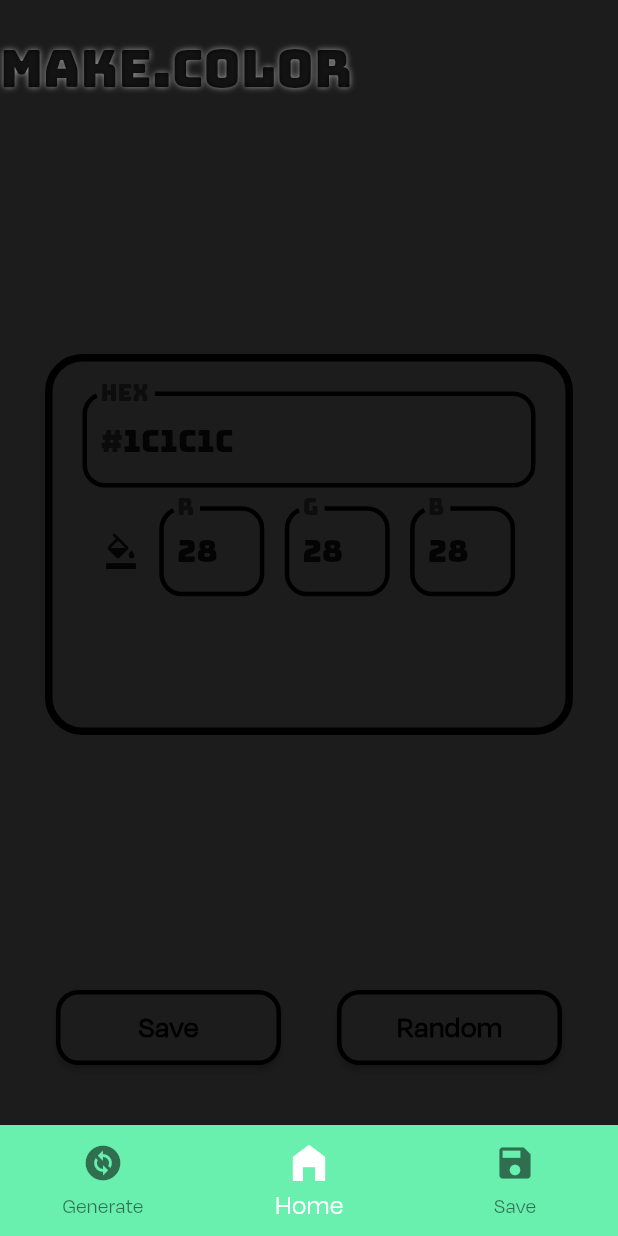
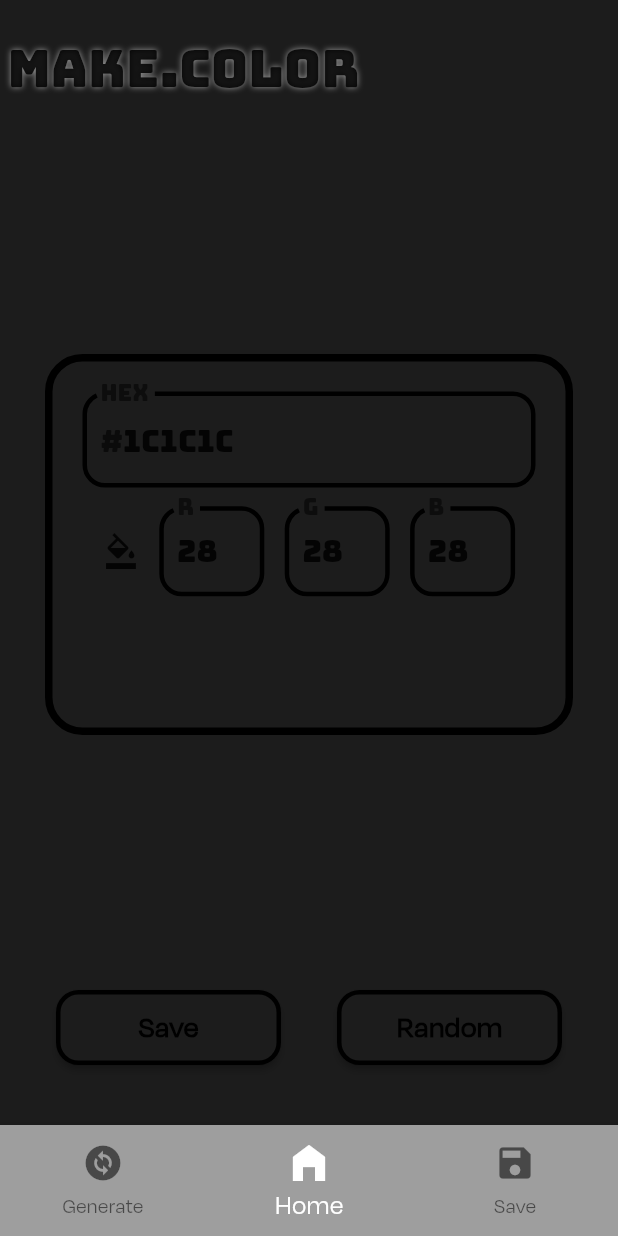
Before and after one commit to Arpan733/MAKE.COLOR, a Flutter app: the screen it shows after launch, on a phone screen of 412 x 824 dp. Run offline on Flutter 3.47's test engine with Material 2 defaults, Android fonts, the light colour scheme and no system bars; our stand-ins replace hive; accounts and stored records are empty.

```diff
--- a/lib/Home.dart
+++ b/lib/Home.dart
@@ -71,7 +71,7 @@
         crossAxisAlignment: CrossAxisAlignment.start,
         children: [
           Container(
-            margin: const EdgeInsets.only(top: 25),
+            margin: const EdgeInsets.only(top: 25, left: 5),
             child: const Text(
               'MAKE.COLOR',
               style: TextStyle(
--- a/lib/HomePage.dart
+++ b/lib/HomePage.dart
@@ -50,7 +50,7 @@
             _ci = i;
           });
         },
-        backgroundColor: _ci == 1 ? Colors.greenAccent : Colors.grey,
+        backgroundColor: _ci == 1 ? Colors.grey : Colors.grey,
         selectedItemColor: Colors.white,
         selectedIconTheme: const IconThemeData(
           size: 32
```
Also changed, not shown: 16 other files.
